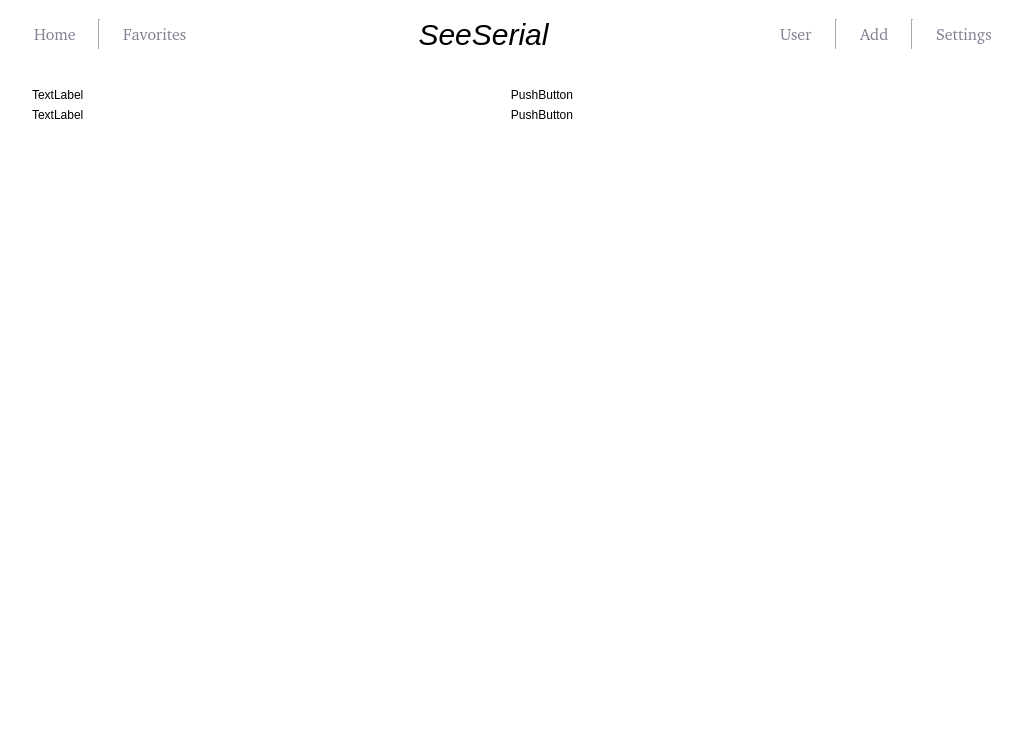
First picture: the form in ui/LaunchUi.ui, repository R0w0m/SeeSerial, before the edit.
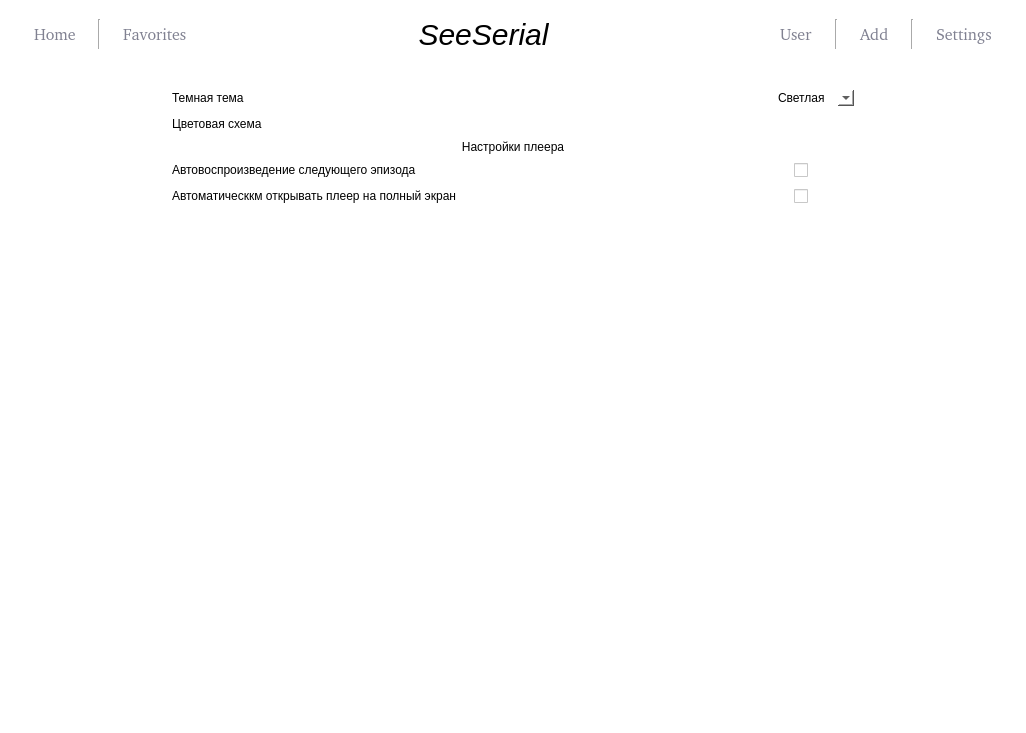
Second picture: the form after the edit. The open tabs and pages were chosen to show the change. Icons and pictures are not drawn.

```diff
--- a/ui/LaunchUi.ui
+++ b/ui/LaunchUi.ui
@@ -547,8 +547,46 @@
             </widget>
             <widget class="QWidget" name="settings_page">
              <layout class="QGridLayout" name="gridLayout_4">
+              <item row="0" column="4">
+               <spacer name="horizontalSpacer_13">
+                <property name="orientation">
+                 <enum>Qt::Horizontal</enum>
+                </property>
+                <property name="sizeType">
+                 <enum>QSizePolicy::Expanding</enum>
+                </property>
+                <property name="sizeHint" stdset="0">
+                 <size>
+                  <width>40</width>
+                  <height>20</height>
+                 </size>
+                </property>
+               </spacer>
+              </item>
               <item row="0" column="0">
+               <spacer name="horizontalSpacer_12">
+                <property name="orientation">
+                 <enum>Qt::Horizontal</enum>
+                </property>
+                <property name="sizeType">
+                 <enum>QSizePolicy::Expanding</enum>
+                </property>
+                <property name="sizeHint" stdset="0">
+                 <size>
+                  <width>40</width>
+                  <height>20</height>
+                 </size>
+                </property>
+               </spacer>
+              </item>
+              <item row="0" column="1">
                <widget class="QScrollArea" name="scrollArea_4">
+                <property name="minimumSize">
+                 <size>
+                  <width>700</width>
+                  <height>0</height>
+                 </size>
+                </property>
                 <property name="widgetResizable">
                  <bool>true</bool>
                 </property>
@@ -557,36 +595,279 @@
                   <rect>
                    <x>0</x>
                    <y>0</y>
-                   <width>150</width>
-                   <height>54</height>
+                   <width>700</width>
+                   <height>609</height>
                   </rect>
                  </property>
                  <layout class="QFormLayout" name="formLayout">
                   <item row="0" column="0">
-                   <widget class="QLabel" name="label_2">
+                   <widget class="QLabel" name="label_11">
                     <property name="text">
-                     <string>TextLabel</string>
+                     <string>Темная тема</string>
                     </property>
                    </widget>
                   </item>
                   <item row="0" column="1">
-                   <widget class="QPushButton" name="pushButton_2">
-                    <property name="text">
-                     <string>PushButton</string>
-                    </property>
-                   </widget>
-                  </item>
-                  <item row="1" column="1">
-                   <widget class="QPushButton" name="pushButton_4">
-                    <property name="text">
-                     <string>PushButton</string>
-                    </property>
-                   </widget>
+                   <layout class="QHBoxLayout" name="horizontalLayout_7">
+                    <item>
+                     <spacer name="horizontalSpacer_11">
+                      <property name="orientation">
+                       <enum>Qt::Horizontal</enum>
+                      </property>
+                      <property name="sizeHint" stdset="0">
+                       <size>
+                        <width>40</width>
+                        <height>20</height>
+                       </size>
+                      </property>
+                     </spacer>
+                    </item>
+                    <item>
+                     <widget class="QComboBox" name="comboBox">
+                      <item>
+                       <property name="text">
+                        <string>Светлая</string>
+                       </property>
+                      </item>
+                      <item>
+                       <property name="text">
+                        <string>Темная</string>
+                       </property>
+                      </item>
+                      <item>
+                       <property name="text">
+                        <string>Системная</string>
+                       </property>
+                      </item>
+                     </widget>
+                    </item>
+                   </layout>
                   </item>
                   <item row="1" column="0">
+                   <widget class="QLabel" name="label_2">
+                    <property name="text">
+                     <string>Цветовая схема</string>
+                    </property>
+                   </widget>
+                  </item>
+                  <item row="1" column="1">
+                   <layout class="QHBoxLayout" name="horizontalLayout_6">
+                    <property name="spacing">
+                     <number>0</number>
+                    </property>
+                    <item>
+                     <spacer name="horizontalSpacer_10">
+                      <property name="orientation">
+                       <enum>Qt::Horizontal</enum>
+                      </property>
+                      <property name="sizeHint" stdset="0">
+                       <size>
+                        <width>40</width>
+                        <height>20</height>
+                       </size>
+                      </property>
+                     </spacer>
+                    </item>
+                    <item>
+                     <widget class="QPushButton" name="color_purple_Bt">
+                      <property name="maximumSize">
+                       <size>
+                        <width>40</width>
+                        <height>16777215</height>
+                       </size>
+                      </property>
+                      <property name="text">
+                       <string/>
+                      </property>
+                      <property name="icon">
+                       <iconset>
+                        <normaloff>media/colors/purple.svg</normaloff>media/colors/purple.svg</iconset>
+                      </property>
+                      <property name="iconSize">
+                       <size>
+                        <width>48</width>
+                        <height>48</height>
+                       </size>
+                      </property>
+                     </widget>
+                    </item>
+                    <item>
+                     <widget class="QPushButton" name="color_orange_Bt">
+                      <property name="maximumSize">
+                       <size>
+                        <width>40</width>
+                        <height>16777215</height>
+                       </size>
+                      </property>
+                      <property name="text">
+                       <string/>
+                      </property>
+                      <property name="icon">
+                       <iconset>
+                        <normaloff>media/colors/orange.svg</normaloff>media/colors/orange.svg</iconset>
+                      </property>
+                      <property name="iconSize">
+                       <size>
+                        <width>48</width>
+                        <height>48</height>
+                       </size>
+                      </property>
+                      <property name="shortcut">
+                       <string/>
+                      </property>
+                      <property name="autoDefault">
+                       <bool>false</bool>
+                      </property>
+                     </widget>
+                    </item>
+                    <item>
+                     <widget class="QPushButton" name="color_pink_Bt">
+                      <property name="maximumSize">
+                       <size>
+                        <width>40</width>
+                        <height>16777215</height>
+                       </size>
+                      </property>
+                      <property name="text">
+                       <string/>
+                      </property>
+                      <property name="icon">
+                       <iconset>
+                        <normaloff>media/colors/pink.svg</normaloff>media/colors/pink.svg</iconset>
+                      </property>
+                      <property name="iconSize">
+                       <size>
+                        <width>48</width>
+                        <height>48</height>
+                       </size>
+                      </property>
+                     </widget>
+                    </item>
+                    <item>
+                     <widget class="QPushButton" name="color_blue_Bt">
+                      <property name="maximumSize">
+                       <size>
+                        <width>40</width>
+                        <height>16777215</height>
+                       </size>
+                      </property>
+                      <property name="text">
+                       <string/>
+                      </property>
+                      <property name="icon">
+                       <iconset>
+                        <normaloff>media/colors/blue.svg</normaloff>media/colors/blue.svg</iconset>
+                      </property>
+                      <property name="iconSize">
+                       <size>
+                        <width>48</width>
+                        <height>48</height>
+                       </size>
+                      </property>
+                     </widget>
+                    </item>
+                   </layout>
+                  </item>
+                  <item row="2" column="0" colspan="2">
+                   <widget class="QLabel" name="label_13">
+                    <property name="text">
+                     <string>Настройки плеера</string>
+                    </property>
+                    <property name="alignment">
+                     <set>Qt::AlignCenter</set>
+                    </property>
+                   </widget>
+                  </item>
+                  <item row="3" column="0">
                    <widget class="QLabel" name="label_3">
                     <property name="text">
-                     <string>TextLabel</string>
+                     <string>Автовоспроизведение следующего эпизода</string>
+                    </property>
+                   </widget>
+                  </item>
+                  <item row="3" column="1">
+                   <layout class="QHBoxLayout" name="horizontalLayout_9">
+                    <item>
+                     <spacer name="horizontalSpacer_14">
+                      <property name="orientation">
+                       <enum>Qt::Horizontal</enum>
+                      </property>
+                      <property name="sizeHint" stdset="0">
+                       <size>
+                        <width>40</width>
+                        <height>20</height>
+                       </size>
+                      </property>
+                     </spacer>
+                    </item>
+                    <item>
+                     <widget class="QCheckBox" name="checkBox">
+                      <property name="minimumSize">
+                       <size>
+                        <width>60</width>
+                        <height>0</height>
+                       </size>
+                      </property>
+                      <property name="text">
+                       <string/>
+                      </property>
+                     </widget>
+                    </item>
+                   </layout>
+                  </item>
+                  <item row="4" column="1">
+                   <layout class="QHBoxLayout" name="horizontalLayout_11">
+                    <item>
+                     <spacer name="horizontalSpacer_15">
+                      <property name="orientation">
+                       <enum>Qt::Horizontal</enum>
+                      </property>
+                      <property name="sizeHint" stdset="0">
+                       <size>
+                        <width>40</width>
+                        <height>20</height>
+                       </size>
+                      </property>
+                     </spacer>
+                    </item>
+                    <item>
+                     <widget class="QCheckBox" name="checkBox_2">
+                      <property name="minimumSize">
+                       <size>
+                        <width>60</width>
+                        <height>0</height>
+                       </size>
+                      </property>
+                      <property name="text">
+                       <string/>
+                      </property>
+                     </widget>
+                    </item>
+                   </layout>
+                  </item>
+                  <item row="6" column="0">
+                   <widget class="Line" name="line_4">
+                    <property name="sizePolicy">
+                     <sizepolicy hsizetype="Expanding" vsizetype="Fixed">
+                      <horstretch>0</horstretch>
+                      <verstretch>0</verstretch>
+                     </sizepolicy>
+                    </property>
+                    <property name="minimumSize">
+                     <size>
+                      <width>100</width>
+                      <height>1</height>
+                     </size>
+                    </property>
+                    <property name="orientation">
+                     <enum>Qt::Horizontal</enum>
+                    </property>
+                   </widget>
+                  </item>
+                  <item row="4" column="0">
+                   <widget class="QLabel" name="label_12">
+                    <property name="text">
+                     <string>Автоматическкм открывать плеер на полный экран</string>
                     </property>
                    </widget>
                   </item>
```
Left out of the diff: 10 changed lines with no effect on the pictures.
